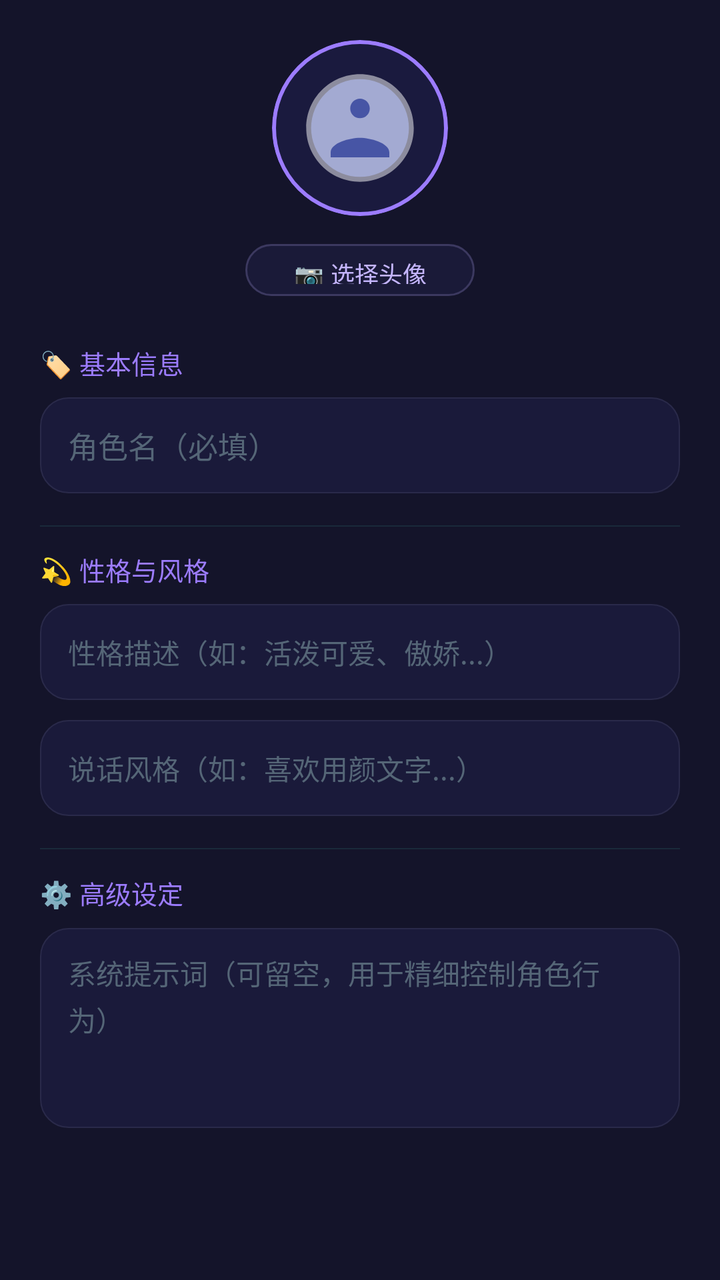
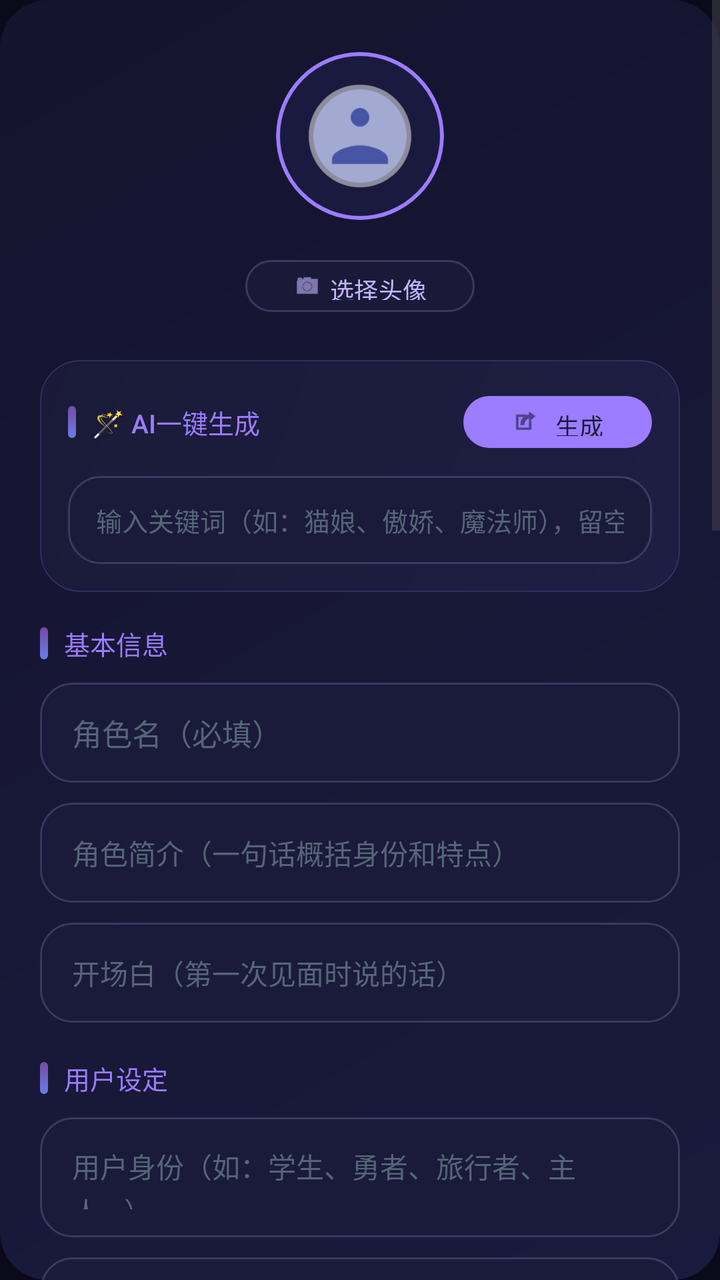

The first picture is an Android layout as it rendered before a commit; the second is the same layout after the commit. The layout source and the unified diff follow.
<!-- AndroidManifest.xml: application theme Theme.Companion -->
<!-- res/layout/dialog_add_persona.xml -->
<?xml version="1.0" encoding="utf-8"?>
<ScrollView xmlns:android="http://schemas.android.com/apk/res/android"
    xmlns:app="http://schemas.android.com/apk/res-auto"
    android:layout_width="match_parent"
    android:layout_height="wrap_content"
    android:background="#14142a">

    <LinearLayout
        android:layout_width="match_parent"
        android:layout_height="wrap_content"
        android:orientation="vertical"
        android:padding="20dp">

        <LinearLayout
            android:layout_width="match_parent"
            android:layout_height="wrap_content"
            android:orientation="vertical"
            android:gravity="center_horizontal"
            android:layout_marginBottom="20dp">

            <com.google.android.material.card.MaterialCardView
                android:layout_width="88dp"
                android:layout_height="88dp"
                app:cardCornerRadius="44dp"
                app:cardElevation="0dp"
                app:cardBackgroundColor="#1e1e44"
                app:strokeWidth="2dp"
                app:strokeColor="#9c7cff">

                <ImageView
                    android:id="@+id/iv_persona_avatar_preview"
                    android:layout_width="match_parent"
                    android:layout_height="match_parent"
                    android:src="@drawable/ic_avatar_default_ai"
                    android:scaleType="centerCrop" />
            </com.google.android.material.card.MaterialCardView>

            <com.google.android.material.button.MaterialButton
                android:id="@+id/btn_select_avatar"
                android:layout_width="wrap_content"
                android:layout_height="34dp"
                android:text="📷 选择头像"
                android:textSize="12sp"
                android:textColor="#c4b5fd"
                android:layout_marginTop="10dp"
                style="@style/Widget.Material3.Button.OutlinedButton"
                app:cornerRadius="17dp"
                app:strokeColor="#33c4b5fd"
                app:backgroundTint="#1a1a38" />
        </LinearLayout>

        <TextView
            android:layout_width="wrap_content"
            android:layout_height="wrap_content"
            android:text="🏷️ 基本信息"
            android:textSize="13sp"
            android:textColor="#9c7cff"
            android:fontFamily="sans-serif-medium"
            android:layout_marginBottom="8dp" />

        <EditText
            android:id="@+id/et_persona_name"
            android:layout_width="match_parent"
            android:layout_height="48dp"
            android:hint="角色名（必填）"
            android:textSize="15sp"
            android:textColor="#e0e0f0"
            android:textColorHint="#556677"
            android:inputType="text"
            android:maxLines="1"
            android:background="@drawable/bg_edit_moment"
            android:paddingStart="14dp"
            android:paddingEnd="14dp" />

        <View
            android:layout_width="match_parent"
            android:layout_height="0.5dp"
            android:background="#1a2a3a"
            android:layout_marginTop="16dp"
            android:layout_marginBottom="12dp" />

        <TextView
            android:layout_width="wrap_content"
            android:layout_height="wrap_content"
            android:text="💫 性格与风格"
            android:textSize="13sp"
            android:textColor="#9c7cff"
            android:fontFamily="sans-serif-medium"
            android:layout_marginBottom="8dp" />

        <EditText
            android:id="@+id/et_persona_personality"
            android:layout_width="match_parent"
            android:layout_height="48dp"
            android:hint="性格描述（如：活泼可爱、傲娇...）"
            android:textSize="14sp"
            android:textColor="#e0e0f0"
            android:textColorHint="#556677"
            android:inputType="text"
            android:maxLines="2"
            android:background="@drawable/bg_edit_moment"
            android:paddingStart="14dp"
            android:paddingEnd="14dp" />

        <EditText
            android:id="@+id/et_persona_speech"
            android:layout_width="match_parent"
            android:layout_height="48dp"
            android:hint="说话风格（如：喜欢用颜文字...）"
            android:textSize="14sp"
            android:textColor="#e0e0f0"
            android:textColorHint="#556677"
            android:inputType="text"
            android:maxLines="2"
            android:layout_marginTop="10dp"
            android:background="@drawable/bg_edit_moment"
            android:paddingStart="14dp"
            android:paddingEnd="14dp" />

        <View
            android:layout_width="match_parent"
            android:layout_height="0.5dp"
            android:background="#1a2a3a"
            android:layout_marginTop="16dp"
            android:layout_marginBottom="12dp" />

        <TextView
            android:layout_width="wrap_content"
            android:layout_height="wrap_content"
            android:text="⚙️ 高级设定"
            android:textSize="13sp"
            android:textColor="#9c7cff"
            android:fontFamily="sans-serif-medium"
            android:layout_marginBottom="8dp" />

        <EditText
            android:id="@+id/et_persona_prompt"
            android:layout_width="match_parent"
            android:layout_height="100dp"
            android:hint="系统提示词（可留空，用于精细控制角色行为）"
            android:textSize="14sp"
            android:textColor="#e0e0f0"
            android:textColorHint="#556677"
            android:gravity="top"
            android:inputType="textMultiLine"
            android:background="@drawable/bg_edit_moment"
            android:paddingStart="14dp"
            android:paddingEnd="14dp"
            android:paddingTop="12dp"
            android:paddingBottom="12dp"
            android:lineSpacingExtra="3dp" />

    </LinearLayout>
</ScrollView>
<!-- resources referenced by this layout -->
<resources>
  <!-- drawable bg_edit_moment (drawable) -->
  <?xml version="1.0" encoding="utf-8"?>
  <shape xmlns:android="http://schemas.android.com/apk/res/android"
      android:shape="rectangle">
      <solid android:color="#1a1a3a" />
      <corners android:radius="14dp" />
      <stroke android:width="0.5dp" android:color="#2a2a4a" />
  </shape>
  <!-- drawable ic_avatar_default_ai (drawable) -->
  <vector xmlns:android="http://schemas.android.com/apk/res/android"
      android:width="72dp"
      android:height="72dp"
      android:viewportWidth="72"
      android:viewportHeight="72">
      <path
          android:fillColor="#1a1a3e"
          android:pathData="M0,0h72v72h-72z" />
      <path
          android:fillColor="#667eea"
          android:pathData="M36,36m-20,0a20,20 0,1 1,40 0a20,20 0,1 1,-40 0"
          android:fillAlpha="0.6" />
      <path
          android:fillColor="#FFFFFF"
          android:pathData="M36,14c-12.15,0 -22,9.85 -22,22s9.85,22 22,22 22,-9.85 22,-22 -9.85,-22 -22,-22ZM36,24c2.21,0 4,1.79 4,4s-1.79,4 -4,4 -4,-1.79 -4,-4 1.79,-4 4,-4ZM48,48H24v-2c0,-4 8,-6 12,-6s12,2 12,6v2Z"
          android:fillAlpha="0.5" />
  </vector>
  <color name="accent_blue">#667eea</color>
  <color name="purple_700">#FF3700B3</color>
  <color name="white">#FFFFFFFF</color>
  <color name="accent_cyan">#64ffda</color>
  <color name="teal_700">#FF018786</color>
  <color name="surface_dark">#14142a</color>
  <color name="text_primary">#ececf4</color>
  <color name="bg_start">#0a0a1a</color>
  <color name="accent_purple">#c4b5fd</color>
  <!-- unchanged entries left out for length: 1 -->
</resources>

<!-- the commit's change to res/layout/dialog_add_persona.xml (unified diff, before → after) -->
@@ -3,7 +3,8 @@
     xmlns:app="http://schemas.android.com/apk/res-auto"
     android:layout_width="match_parent"
     android:layout_height="wrap_content"
-    android:background="#14142a">
+    android:background="@drawable/bg_bottom_sheet"
+    android:overScrollMode="never">
 
     <LinearLayout
         android:layout_width="match_parent"
@@ -18,94 +19,285 @@
             android:gravity="center_horizontal"
             android:layout_marginBottom="20dp">
 
-            <com.google.android.material.card.MaterialCardView
-                android:layout_width="88dp"
-                android:layout_height="88dp"
-                app:cardCornerRadius="44dp"
-                app:cardElevation="0dp"
-                app:cardBackgroundColor="#1e1e44"
-                app:strokeWidth="2dp"
-                app:strokeColor="#9c7cff">
-
-                <ImageView
-                    android:id="@+id/iv_persona_avatar_preview"
-                    android:layout_width="match_parent"
-                    android:layout_height="match_parent"
-                    android:src="@drawable/ic_avatar_default_ai"
-                    android:scaleType="centerCrop" />
-            </com.google.android.material.card.MaterialCardView>
+            <FrameLayout
+                android:layout_width="96dp"
+                android:layout_height="96dp">
+
+                <View
+                    android:layout_width="96dp"
+                    android:layout_height="96dp"
+                    android:background="@drawable/bg_avatar_glow" />
+
+                <com.google.android.material.card.MaterialCardView
+                    android:layout_width="84dp"
+                    android:layout_height="84dp"
+                    android:layout_gravity="center"
+                    app:cardCornerRadius="42dp"
+                    app:cardElevation="0dp"
+                    app:cardBackgroundColor="#1e1e44"
+                    app:strokeWidth="2dp"
+                    app:strokeColor="#9c7cff">
+
+                    <ImageView
+                        android:id="@+id/iv_persona_avatar_preview"
+                        android:layout_width="match_parent"
+                        android:layout_height="match_parent"
+                        android:src="@drawable/ic_avatar_default_ai"
+                        android:scaleType="centerCrop" />
+                </com.google.android.material.card.MaterialCardView>
+            </FrameLayout>
 
             <com.google.android.material.button.MaterialButton
                 android:id="@+id/btn_select_avatar"
                 android:layout_width="wrap_content"
                 android:layout_height="34dp"
-                android:text="📷 选择头像"
+                android:text="选择头像"
                 android:textSize="12sp"
                 android:textColor="#c4b5fd"
                 android:layout_marginTop="10dp"
                 style="@style/Widget.Material3.Button.OutlinedButton"
                 app:cornerRadius="17dp"
                 app:strokeColor="#33c4b5fd"
-                app:backgroundTint="#1a1a38" />
-        </LinearLayout>
-
-        <TextView
-            android:layout_width="wrap_content"
-            android:layout_height="wrap_content"
-            android:text="🏷️ 基本信息"
-            android:textSize="13sp"
-            android:textColor="#9c7cff"
-            android:fontFamily="sans-serif-medium"
-            android:layout_marginBottom="8dp" />
+                app:backgroundTint="#1a1a38"
+                app:icon="@android:drawable/ic_menu_camera"
+                app:iconSize="14dp"
+                app:iconTint="#c4b5fd" />
+        </LinearLayout>
+
+        <LinearLayout
+            android:id="@+id/layout_ai_generate"
+            android:layout_width="match_parent"
+            android:layout_height="wrap_content"
+            android:orientation="vertical"
+            android:background="@drawable/bg_card_gradient"
+            android:padding="14dp"
+            android:layout_marginBottom="16dp">
+
+            <LinearLayout
+                android:layout_width="match_parent"
+                android:layout_height="wrap_content"
+                android:orientation="horizontal"
+                android:gravity="center_vertical"
+                android:layout_marginBottom="10dp">
+
+                <View
+                    android:layout_width="4dp"
+                    android:layout_height="16dp"
+                    android:background="@drawable/bg_section_indicator" />
+
+                <TextView
+                    android:layout_width="0dp"
+                    android:layout_height="wrap_content"
+                    android:layout_weight="1"
+                    android:text="🪄 AI一键生成"
+                    android:textSize="13sp"
+                    android:textColor="#9c7cff"
+                    android:fontFamily="sans-serif-medium"
+                    android:layout_marginStart="8dp" />
+
+                <com.google.android.material.button.MaterialButton
+                    android:id="@+id/btn_ai_generate"
+                    android:layout_width="wrap_content"
+                    android:layout_height="34dp"
+                    android:text="生成"
+                    android:textSize="12sp"
+                    android:textColor="#1a1a38"
+                    app:backgroundTint="#9c7cff"
+                    app:cornerRadius="17dp"
+                    app:icon="@android:drawable/ic_menu_set_as"
+                    app:iconSize="14dp"
+                    app:iconTint="#1a1a38"
+                    style="@style/Widget.Material3.Button" />
+            </LinearLayout>
+
+            <EditText
+                android:id="@+id/et_ai_keywords"
+                android:layout_width="match_parent"
+                android:layout_height="44dp"
+                android:hint="输入关键词（如：猫娘、傲娇、魔法师），留空则随机生成"
+                android:textSize="13sp"
+                android:textColor="#e0e0f0"
+                android:textColorHint="#556677"
+                android:inputType="text"
+                android:maxLines="1"
+                android:background="@drawable/bg_input_field"
+                android:paddingStart="14dp"
+                android:paddingEnd="14dp" />
+
+            <ProgressBar
+                android:id="@+id/progress_ai_generate"
+                android:layout_width="24dp"
+                android:layout_height="24dp"
+                android:layout_gravity="center_horizontal"
+                android:layout_marginTop="8dp"
+                android:visibility="gone" />
+        </LinearLayout>
+
+        <LinearLayout
+            android:layout_width="match_parent"
+            android:layout_height="wrap_content"
+            android:orientation="horizontal"
+            android:gravity="center_vertical"
+            android:layout_marginBottom="10dp">
+
+            <View
+                android:layout_width="4dp"
+                android:layout_height="16dp"
+                android:background="@drawable/bg_section_indicator" />
+
+            <TextView
+                android:layout_width="wrap_content"
+                android:layout_height="wrap_content"
+                android:text="基本信息"
+                android:textSize="13sp"
+                android:textColor="#9c7cff"
+                android:fontFamily="sans-serif-medium"
+                android:layout_marginStart="8dp" />
+        </LinearLayout>
 
         <EditText
             android:id="@+id/et_persona_name"
             android:layout_width="match_parent"
-            android:layout_height="48dp"
+            android:layout_height="50dp"
             android:hint="角色名（必填）"
             android:textSize="15sp"
             android:textColor="#e0e0f0"
             android:textColorHint="#556677"
             android:inputType="text"
             android:maxLines="1"
-            android:background="@drawable/bg_edit_moment"
-            android:paddingStart="14dp"
-            android:paddingEnd="14dp" />
-
-        <View
-            android:layout_width="match_parent"
-            android:layout_height="0.5dp"
-            android:background="#1a2a3a"
-            android:layout_marginTop="16dp"
-            android:layout_marginBottom="12dp" />
-
-        <TextView
-            android:layout_width="wrap_content"
-            android:layout_height="wrap_content"
-            android:text="💫 性格与风格"
-            android:textSize="13sp"
-            android:textColor="#9c7cff"
-            android:fontFamily="sans-serif-medium"
-            android:layout_marginBottom="8dp" />
+            android:background="@drawable/bg_input_field"
+            android:paddingStart="16dp"
+            android:paddingEnd="16dp" />
+
+        <EditText
+            android:id="@+id/et_persona_desc"
+            android:layout_width="match_parent"
+            android:layout_height="50dp"
+            android:hint="角色简介（一句话概括身份和特点）"
+            android:textSize="14sp"
+            android:textColor="#e0e0f0"
+            android:textColorHint="#556677"
+            android:inputType="text"
+            android:maxLines="2"
+            android:layout_marginTop="10dp"
+            android:background="@drawable/bg_input_field"
+            android:paddingStart="16dp"
+            android:paddingEnd="16dp" />
+
+        <EditText
+            android:id="@+id/et_persona_greeting"
+            android:layout_width="match_parent"
+            android:layout_height="50dp"
+            android:hint="开场白（第一次见面时说的话）"
+            android:textSize="14sp"
+            android:textColor="#e0e0f0"
+            android:textColorHint="#556677"
+            android:inputType="text"
+            android:maxLines="2"
+            android:layout_marginTop="10dp"
+            android:background="@drawable/bg_input_field"
+            android:paddingStart="16dp"
+            android:paddingEnd="16dp" />
+
+        <LinearLayout
+            android:layout_width="match_parent"
+            android:layout_height="wrap_content"
+            android:orientation="horizontal"
+            android:gravity="center_vertical"
+            android:layout_marginTop="18dp"
+            android:layout_marginBottom="10dp">
+
+            <View
+                android:layout_width="4dp"
+                android:layout_height="16dp"
+                android:background="@drawable/bg_section_indicator" />
+
+            <TextView
+                android:layout_width="wrap_content"
+                android:layout_height="wrap_content"
+                android:text="用户设定"
+                android:textSize="13sp"
+                android:textColor="#9c7cff"
+                android:fontFamily="sans-serif-medium"
+                android:layout_marginStart="8dp" />
+        </LinearLayout>
+
+        <EditText
+            android:id="@+id/et_user_identity"
+            android:layout_width="match_parent"
+            android:layout_height="60dp"
+            android:hint="用户身份（如：学生、勇者、旅行者、主人...）"
+            android:textSize="14sp"
+            android:textColor="#e0e0f0"
+            android:textColorHint="#556677"
+            android:gravity="top"
+            android:inputType="textMultiLine"
+            android:background="@drawable/bg_input_field"
+            android:paddingStart="16dp"
+            android:paddingEnd="16dp"
+            android:paddingTop="14dp"
+            android:paddingBottom="14dp"
+            android:lineSpacingExtra="2dp" />
+
+        <EditText
+            android:id="@+id/et_user_abilities"
+            android:layout_width="match_parent"
+            android:layout_height="60dp"
+            android:hint="用户能力/特征（如：会魔法、擅长做饭、温柔...）"
+            android:textSize="14sp"
+            android:textColor="#e0e0f0"
+            android:textColorHint="#556677"
+            android:gravity="top"
+            android:inputType="textMultiLine"
+            android:layout_marginTop="10dp"
+            android:background="@drawable/bg_input_field"
+            android:paddingStart="16dp"
+            android:paddingEnd="16dp"
+            android:paddingTop="14dp"
+            android:paddingBottom="14dp"
+            android:lineSpacingExtra="2dp" />
+
+        <LinearLayout
+            android:layout_width="match_parent"
+            android:layout_height="wrap_content"
+            android:orientation="horizontal"
+            android:gravity="center_vertical"
+            android:layout_marginTop="18dp"
+            android:layout_marginBottom="10dp">
+
+            <View
+                android:layout_width="4dp"
+                android:layout_height="16dp"
+                android:background="@drawable/bg_section_indicator" />
+
+            <TextView
+                android:layout_width="wrap_content"
+                android:layout_height="wrap_content"
+                android:text="性格与风格"
+                android:textSize="13sp"
+                android:textColor="#9c7cff"
+                android:fontFamily="sans-serif-medium"
+                android:layout_marginStart="8dp" />
+        </LinearLayout>
 
         <EditText
             android:id="@+id/et_persona_personality"
             android:layout_width="match_parent"
-            android:layout_height="48dp"
+            android:layout_height="50dp"
             android:hint="性格描述（如：活泼可爱、傲娇...）"
             android:textSize="14sp"
             android:textColor="#e0e0f0"
             android:textColorHint="#556677"
             android:inputType="text"
             android:maxLines="2"
-            android:background="@drawable/bg_edit_moment"
-            android:paddingStart="14dp"
-            android:paddingEnd="14dp" />
+            android:background="@drawable/bg_input_field"
+            android:paddingStart="16dp"
+            android:paddingEnd="16dp" />
 
         <EditText
             android:id="@+id/et_persona_speech"
             android:layout_width="match_parent"
-            android:layout_height="48dp"
+            android:layout_height="50dp"
             android:hint="说话风格（如：喜欢用颜文字...）"
             android:textSize="14sp"
             android:textColor="#e0e0f0"
@@ -113,25 +305,156 @@
             android:inputType="text"
             android:maxLines="2"
             android:layout_marginTop="10dp"
-            android:background="@drawable/bg_edit_moment"
-            android:paddingStart="14dp"
-            android:paddingEnd="14dp" />
-
-        <View
-            android:layout_width="match_parent"
-            android:layout_height="0.5dp"
-            android:background="#1a2a3a"
-            android:layout_marginTop="16dp"
-            android:layout_marginBottom="12dp" />
-
-        <TextView
-            android:layout_width="wrap_content"
-            android:layout_height="wrap_content"
-            android:text="⚙️ 高级设定"
-            android:textSize="13sp"
-            android:textColor="#9c7cff"
-            android:fontFamily="sans-serif-medium"
-            android:layout_marginBottom="8dp" />
+            android:background="@drawable/bg_input_field"
+            android:paddingStart="16dp"
+            android:paddingEnd="16dp" />
+
+        <EditText
+            android:id="@+id/et_persona_catchphrases"
+            android:layout_width="match_parent"
+            android:layout_height="60dp"
+            android:hint="口头禅（每行一个，如：哼\n才不是呢）"
+            android:textSize="14sp"
+            android:textColor="#e0e0f0"
+            android:textColorHint="#556677"
+            android:gravity="top"
+            android:inputType="textMultiLine"
+            android:layout_marginTop="10dp"
+            android:background="@drawable/bg_input_field"
+            android:paddingStart="16dp"
+            android:paddingEnd="16dp"
+            android:paddingTop="14dp"
+            android:paddingBottom="14dp"
+            android:lineSpacingExtra="2dp" />
+
+        <EditText
+            android:id="@+id/et_persona_appearance"
+            android:layout_width="match_parent"
+            android:layout_height="50dp"
+            android:hint="外貌描述（外观特征、穿着、标志特征）"
+            android:textSize="14sp"
+            android:textColor="#e0e0f0"
+            android:textColorHint="#556677"
+            android:inputType="text"
+            android:maxLines="2"
+            android:layout_marginTop="10dp"
+            android:background="@drawable/bg_input_field"
+            android:paddingStart="16dp"
+            android:paddingEnd="16dp" />
+
+        <EditText
+            android:id="@+id/et_persona_preferences"
+            android:layout_width="match_parent"
+            android:layout_height="60dp"
+            android:hint="喜好（喜欢和讨厌的事物，每行一个）"
+            android:textSize="14sp"
+            android:textColor="#e0e0f0"
+            android:textColorHint="#556677"
+            android:gravity="top"
+            android:inputType="textMultiLine"
+            android:layout_marginTop="10dp"
+            android:background="@drawable/bg_input_field"
+            android:paddingStart="16dp"
+            android:paddingEnd="16dp"
+            android:paddingTop="14dp"
+            android:paddingBottom="14dp"
+            android:lineSpacingExtra="2dp" />
+
+        <LinearLayout
+            android:layout_width="match_parent"
+            android:layout_height="wrap_content"
+            android:orientation="horizontal"
+            android:gravity="center_vertical"
+            android:layout_marginTop="18dp"
+            android:layout_marginBottom="10dp">
+
+            <View
+                android:layout_width="4dp"
+                android:layout_height="16dp"
+                android:background="@drawable/bg_section_indicator" />
+
+            <TextView
+                android:layout_width="wrap_content"
+                android:layout_height="wrap_content"
+                android:text="世界书设定"
+                android:textSize="13sp"
+                android:textColor="#9c7cff"
+                android:fontFamily="sans-serif-medium"
+                android:layout_marginStart="8dp" />
+        </LinearLayout>
+
+        <EditText
+            android:id="@+id/et_world_setting"
+            android:layout_width="match_parent"
+            android:layout_height="60dp"
+            android:hint="世界观设定（角色所处的世界背景、身份地位）"
+            android:textSize="14sp"
+            android:textColor="#e0e0f0"
+            android:textColorHint="#556677"
+            android:gravity="top"
+            android:inputType="textMultiLine"
+            android:background="@drawable/bg_input_field"
+            android:paddingStart="16dp"
+            android:paddingEnd="16dp"
+            android:paddingTop="14dp"
+            android:paddingBottom="14dp"
+            android:lineSpacingExtra="2dp" />
+
+        <EditText
+            android:id="@+id/et_world_relationship"
+            android:layout_width="match_parent"
+            android:layout_height="50dp"
+            android:hint="关系设定（与用户的关系、称呼方式）"
+            android:textSize="14sp"
+            android:textColor="#e0e0f0"
+            android:textColorHint="#556677"
+            android:inputType="text"
+            android:maxLines="2"
+            android:layout_marginTop="10dp"
+            android:background="@drawable/bg_input_field"
+            android:paddingStart="16dp"
+            android:paddingEnd="16dp" />
+
+        <EditText
+            android:id="@+id/et_world_rules"
+            android:layout_width="match_parent"
+            android:layout_height="70dp"
+            android:hint="行为规则（每行一条，角色必须遵守的准则）"
+            android:textSize="14sp"
+            android:textColor="#e0e0f0"
+            android:textColorHint="#556677"
+            android:gravity="top"
+            android:inputType="textMultiLine"
+            android:layout_marginTop="10dp"
+            android:background="@drawable/bg_input_field"
+            android:paddingStart="16dp"
+            android:paddingEnd="16dp"
+            android:paddingTop="14dp"
+            android:paddingBottom="14dp"
+            android:lineSpacingExtra="2dp" />
+
+        <LinearLayout
+            android:layout_width="match_parent"
+            android:layout_height="wrap_content"
+            android:orientation="horizontal"
+            android:gravity="center_vertical"
+            android:layout_marginTop="18dp"
+            android:layout_marginBottom="10dp">
+
+            <View
+                android:layout_width="4dp"
+                android:layout_height="16dp"
+                android:background="@drawable/bg_section_indicator" />
+
+            <TextView
+                android:layout_width="wrap_content"
+                android:layout_height="wrap_content"
+                android:text="系统提示词"
+                android:textSize="13sp"
+                android:textColor="#9c7cff"
+                android:fontFamily="sans-serif-medium"
+                android:layout_marginStart="8dp" />
+        </LinearLayout>
 
         <EditText
             android:id="@+id/et_persona_prompt"
@@ -143,12 +466,51 @@
             android:textColorHint="#556677"
             android:gravity="top"
             android:inputType="textMultiLine"
-            android:background="@drawable/bg_edit_moment"
-            android:paddingStart="14dp"
-            android:paddingEnd="14dp"
-            android:paddingTop="12dp"
-            android:paddingBottom="12dp"
+            android:background="@drawable/bg_input_field"
+            android:paddingStart="16dp"
+            android:paddingEnd="16dp"
+            android:paddingTop="14dp"
+            android:paddingBottom="14dp"
             android:lineSpacingExtra="3dp" />
+
+        <LinearLayout
+            android:id="@+id/btn_container"
+            android:layout_width="match_parent"
+            android:layout_height="wrap_content"
+            android:orientation="horizontal"
+            android:gravity="center"
+            android:layout_marginTop="20dp"
+            android:layout_marginBottom="16dp">
+
+            <com.google.android.material.button.MaterialButton
+                android:id="@+id/btn_delete_persona"
+                android:layout_width="0dp"
+                android:layout_height="48dp"
+                android:layout_weight="1"
+                android:text="删除"
+                android:textSize="14sp"
+                android:textColor="#8899bb"
+                app:backgroundTint="#1a1a38"
+                app:strokeColor="#338899bb"
+                app:strokeWidth="1dp"
+                app:cornerRadius="24dp"
+                android:visibility="gone"
+                style="@style/Widget.Material3.Button.OutlinedButton" />
+
+            <com.google.android.material.button.MaterialButton
+                android:id="@+id/btn_create_persona"
+                android:layout_width="0dp"
+                android:layout_height="48dp"
+                android:layout_weight="1"
+                android:text="创建角色"
+                android:textSize="15sp"
+                android:textColor="#ffffff"
+                app:backgroundTint="#9c7cff"
+                app:cornerRadius="24dp"
+                android:layout_marginStart="8dp"
+                style="@style/Widget.Material3.Button" />
+
+        </LinearLayout>
 
     </LinearLayout>
 </ScrollView>
<!-- resource entries referenced after the edit -->
@@ -1,12 +1,58 @@
 <!-- resources referenced by this layout -->
 <resources>
-  <!-- drawable bg_edit_moment (drawable) -->
+  <!-- drawable bg_avatar_glow (drawable) -->
+  <?xml version="1.0" encoding="utf-8"?>
+  <shape xmlns:android="http://schemas.android.com/apk/res/android"
+      android:shape="oval">
+      <gradient
+          android:type="radial"
+          android:gradientRadius="28dp"
+          android:startColor="#44667eea"
+          android:endColor="#00764ba2" />
+      <size android:width="56dp" android:height="56dp" />
+  </shape>
+  <!-- drawable bg_bottom_sheet (drawable) -->
+  <?xml version="1.0" encoding="utf-8"?>
+  <shape xmlns:android="http://schemas.android.com/apk/res/android"
+      android:shape="rectangle">
+      <gradient
+          android:type="linear"
+          android:angle="135"
+          android:startColor="#1a1a3e"
+          android:endColor="#14142e" />
+      <corners android:radius="24dp" />
+  </shape>
+  <!-- drawable bg_card_gradient (drawable) -->
+  <?xml version="1.0" encoding="utf-8"?>
+  <shape xmlns:android="http://schemas.android.com/apk/res/android"
+      android:shape="rectangle">
+      <gradient
+          android:type="linear"
+          android:angle="135"
+          android:startColor="#1e1e44"
+          android:endColor="#1a1a38" />
+      <corners android:radius="20dp" />
+      <stroke android:width="0.5dp" android:color="#339c7cff" />
+  </shape>
+  <!-- drawable bg_input_field (drawable) -->
   <?xml version="1.0" encoding="utf-8"?>
   <shape xmlns:android="http://schemas.android.com/apk/res/android"
       android:shape="rectangle">
       <solid android:color="#1a1a3a" />
-      <corners android:radius="14dp" />
-      <stroke android:width="0.5dp" android:color="#2a2a4a" />
+      <corners android:radius="16dp" />
+      <stroke android:width="1dp" android:color="#33c4b5fd" />
+  </shape>
+  <!-- drawable bg_section_indicator (drawable) -->
+  <?xml version="1.0" encoding="utf-8"?>
+  <shape xmlns:android="http://schemas.android.com/apk/res/android"
+      android:shape="rectangle">
+      <gradient
+          android:type="linear"
+          android:angle="90"
+          android:startColor="#667eea"
+          android:endColor="#764ba2" />
+      <size android:width="4dp" android:height="20dp" />
+      <corners android:radius="2dp" />
   </shape>
   <!-- drawable ic_avatar_default_ai (drawable) -->
   <vector xmlns:android="http://schemas.android.com/apk/res/android"
